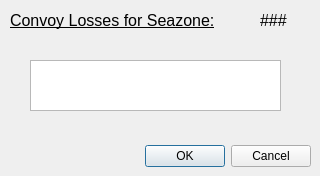
First picture: the form in AandAQTCreatorUI/seazone.ui, repository prwilkin/Axis-Allies-Companion, before the edit.
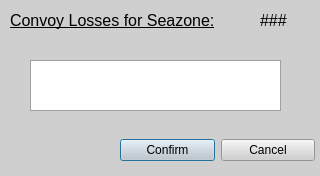
Second picture: the form after the edit.

Patch:
```diff
--- a/AandAQTCreatorUI/seazone.ui
+++ b/AandAQTCreatorUI/seazone.ui
@@ -10,25 +10,478 @@
     <height>176</height>
    </rect>
   </property>
+  <property name="palette">
+   <palette>
+    <active>
+     <colorrole role="WindowText">
+      <brush brushstyle="SolidPattern">
+       <color alpha="255">
+        <red>0</red>
+        <green>0</green>
+        <blue>0</blue>
+       </color>
+      </brush>
+     </colorrole>
+     <colorrole role="Button">
+      <brush brushstyle="SolidPattern">
+       <color alpha="255">
+        <red>207</red>
+        <green>207</green>
+        <blue>207</blue>
+       </color>
+      </brush>
+     </colorrole>
+     <colorrole role="Light">
+      <brush brushstyle="SolidPattern">
+       <color alpha="255">
+        <red>255</red>
+        <green>255</green>
+        <blue>255</blue>
+       </color>
+      </brush>
+     </colorrole>
+     <colorrole role="Midlight">
+      <brush brushstyle="SolidPattern">
+       <color alpha="255">
+        <red>231</red>
+        <green>231</green>
+        <blue>231</blue>
+       </color>
+      </brush>
+     </colorrole>
+     <colorrole role="Dark">
+      <brush brushstyle="SolidPattern">
+       <color alpha="255">
+        <red>103</red>
+        <green>103</green>
+        <blue>103</blue>
+       </color>
+      </brush>
+     </colorrole>
+     <colorrole role="Mid">
+      <brush brushstyle="SolidPattern">
+       <color alpha="255">
+        <red>138</red>
+        <green>138</green>
+        <blue>138</blue>
+       </color>
+      </brush>
+     </colorrole>
+     <colorrole role="Text">
+      <brush brushstyle="SolidPattern">
+       <color alpha="255">
+        <red>0</red>
+        <green>0</green>
+        <blue>0</blue>
+       </color>
+      </brush>
+     </colorrole>
+     <colorrole role="BrightText">
+      <brush brushstyle="SolidPattern">
+       <color alpha="255">
+        <red>255</red>
+        <green>255</green>
+        <blue>255</blue>
+       </color>
+      </brush>
+     </colorrole>
+     <colorrole role="ButtonText">
+      <brush brushstyle="SolidPattern">
+       <color alpha="255">
+        <red>0</red>
+        <green>0</green>
+        <blue>0</blue>
+       </color>
+      </brush>
+     </colorrole>
+     <colorrole role="Base">
+      <brush brushstyle="SolidPattern">
+       <color alpha="255">
+        <red>255</red>
+        <green>255</green>
+        <blue>255</blue>
+       </color>
+      </brush>
+     </colorrole>
+     <colorrole role="Window">
+      <brush brushstyle="SolidPattern">
+       <color alpha="255">
+        <red>207</red>
+        <green>207</green>
+        <blue>207</blue>
+       </color>
+      </brush>
+     </colorrole>
+     <colorrole role="Shadow">
+      <brush brushstyle="SolidPattern">
+       <color alpha="255">
+        <red>0</red>
+        <green>0</green>
+        <blue>0</blue>
+       </color>
+      </brush>
+     </colorrole>
+     <colorrole role="AlternateBase">
+      <brush brushstyle="SolidPattern">
+       <color alpha="255">
+        <red>231</red>
+        <green>231</green>
+        <blue>231</blue>
+       </color>
+      </brush>
+     </colorrole>
+     <colorrole role="ToolTipBase">
+      <brush brushstyle="SolidPattern">
+       <color alpha="255">
+        <red>255</red>
+        <green>255</green>
+        <blue>220</blue>
+       </color>
+      </brush>
+     </colorrole>
+     <colorrole role="ToolTipText">
+      <brush brushstyle="SolidPattern">
+       <color alpha="255">
+        <red>0</red>
+        <green>0</green>
+        <blue>0</blue>
+       </color>
+      </brush>
+     </colorrole>
+     <colorrole role="PlaceholderText">
+      <brush brushstyle="SolidPattern">
+       <color alpha="127">
+        <red>0</red>
+        <green>0</green>
+        <blue>0</blue>
+       </color>
+      </brush>
+     </colorrole>
+     <colorrole role="Accent">
+      <brush brushstyle="SolidPattern">
+       <color alpha="255">
+        <red>255</red>
+        <green>255</green>
+        <blue>255</blue>
+       </color>
+      </brush>
+     </colorrole>
+    </active>
+    <inactive>
+     <colorrole role="WindowText">
+      <brush brushstyle="SolidPattern">
+       <color alpha="255">
+        <red>0</red>
+        <green>0</green>
+        <blue>0</blue>
+       </color>
+      </brush>
+     </colorrole>
+     <colorrole role="Button">
+      <brush brushstyle="SolidPattern">
+       <color alpha="255">
+        <red>207</red>
+        <green>207</green>
+        <blue>207</blue>
+       </color>
+      </brush>
+     </colorrole>
+     <colorrole role="Light">
+      <brush brushstyle="SolidPattern">
+       <color alpha="255">
+        <red>255</red>
+        <green>255</green>
+        <blue>255</blue>
+       </color>
+      </brush>
+     </colorrole>
+     <colorrole role="Midlight">
+      <brush brushstyle="SolidPattern">
+       <color alpha="255">
+        <red>231</red>
+        <green>231</green>
+        <blue>231</blue>
+       </color>
+      </brush>
+     </colorrole>
+     <colorrole role="Dark">
+      <brush brushstyle="SolidPattern">
+       <color alpha="255">
+        <red>103</red>
+        <green>103</green>
+        <blue>103</blue>
+       </color>
+      </brush>
+     </colorrole>
+     <colorrole role="Mid">
+      <brush brushstyle="SolidPattern">
+       <color alpha="255">
+        <red>138</red>
+        <green>138</green>
+        <blue>138</blue>
+       </color>
+      </brush>
+     </colorrole>
+     <colorrole role="Text">
+      <brush brushstyle="SolidPattern">
+       <color alpha="255">
+        <red>0</red>
+        <green>0</green>
+        <blue>0</blue>
+       </color>
+      </brush>
+     </colorrole>
+     <colorrole role="BrightText">
+      <brush brushstyle="SolidPattern">
+       <color alpha="255">
+        <red>255</red>
+        <green>255</green>
+        <blue>255</blue>
+       </color>
+      </brush>
+     </colorrole>
+     <colorrole role="ButtonText">
+      <brush brushstyle="SolidPattern">
+       <color alpha="255">
+        <red>0</red>
+        <green>0</green>
+        <blue>0</blue>
+       </color>
+      </brush>
+     </colorrole>
+     <colorrole role="Base">
+      <brush brushstyle="SolidPattern">
+       <color alpha="255">
+        <red>255</red>
+        <green>255</green>
+        <blue>255</blue>
+       </color>
+      </brush>
+     </colorrole>
+     <colorrole role="Window">
+      <brush brushstyle="SolidPattern">
+       <color alpha="255">
+        <red>207</red>
+        <green>207</green>
+        <blue>207</blue>
+       </color>
+      </brush>
+     </colorrole>
+     <colorrole role="Shadow">
+      <brush brushstyle="SolidPattern">
+       <color alpha="255">
+        <red>0</red>
+        <green>0</green>
+        <blue>0</blue>
+       </color>
+      </brush>
+     </colorrole>
+     <colorrole role="AlternateBase">
+      <brush brushstyle="SolidPattern">
+       <color alpha="255">
+        <red>231</red>
+        <green>231</green>
+        <blue>231</blue>
+       </color>
+      </brush>
+     </colorrole>
+     <colorrole role="ToolTipBase">
+      <brush brushstyle="SolidPattern">
+       <color alpha="255">
+        <red>255</red>
+        <green>255</green>
+        <blue>220</blue>
+       </color>
+      </brush>
+     </colorrole>
+     <colorrole role="ToolTipText">
+      <brush brushstyle="SolidPattern">
+       <color alpha="255">
+        <red>0</red>
+        <green>0</green>
+        <blue>0</blue>
+       </color>
+      </brush>
+     </colorrole>
+     <colorrole role="PlaceholderText">
+      <brush brushstyle="SolidPattern">
+       <color alpha="127">
+        <red>0</red>
+        <green>0</green>
+        <blue>0</blue>
+       </color>
+      </brush>
+     </colorrole>
+     <colorrole role="Accent">
+      <brush brushstyle="SolidPattern">
+       <color alpha="255">
+        <red>255</red>
+        <green>255</green>
+        <blue>255</blue>
+       </color>
+      </brush>
+     </colorrole>
+    </inactive>
+    <disabled>
+     <colorrole role="WindowText">
+      <brush brushstyle="SolidPattern">
+       <color alpha="255">
+        <red>103</red>
+        <green>103</green>
+        <blue>103</blue>
+       </color>
+      </brush>
+     </colorrole>
+     <colorrole role="Button">
+      <brush brushstyle="SolidPattern">
+       <color alpha="255">
+        <red>207</red>
+        <green>207</green>
+        <blue>207</blue>
+       </color>
+      </brush>
+     </colorrole>
+     <colorrole role="Light">
+      <brush brushstyle="SolidPattern">
+       <color alpha="255">
+        <red>255</red>
+        <green>255</green>
+        <blue>255</blue>
+       </color>
+      </brush>
+     </colorrole>
+     <colorrole role="Midlight">
+      <brush brushstyle="SolidPattern">
+       <color alpha="255">
+        <red>231</red>
+        <green>231</green>
+        <blue>231</blue>
+       </color>
+      </brush>
+     </colorrole>
+     <colorrole role="Dark">
+      <brush brushstyle="SolidPattern">
+       <color alpha="255">
+        <red>103</red>
+        <green>103</green>
+        <blue>103</blue>
+       </color>
+      </brush>
+     </colorrole>
+     <colorrole role="Mid">
+      <brush brushstyle="SolidPattern">
+       <color alpha="255">
+        <red>138</red>
+        <green>138</green>
+        <blue>138</blue>
+       </color>
+      </brush>
+     </colorrole>
+     <colorrole role="Text">
+      <brush brushstyle="SolidPattern">
+       <color alpha="255">
+        <red>103</red>
+        <green>103</green>
+        <blue>103</blue>
+       </color>
+      </brush>
+     </colorrole>
+     <colorrole role="BrightText">
+      <brush brushstyle="SolidPattern">
+       <color alpha="255">
+        <red>255</red>
+        <green>255</green>
+        <blue>255</blue>
+       </color>
+      </brush>
+     </colorrole>
+     <colorrole role="ButtonText">
+      <brush brushstyle="SolidPattern">
+       <color alpha="255">
+        <red>103</red>
+        <green>103</green>
+        <blue>103</blue>
+       </color>
+      </brush>
+     </colorrole>
+     <colorrole role="Base">
+      <brush brushstyle="SolidPattern">
+       <color alpha="255">
+        <red>207</red>
+        <green>207</green>
+        <blue>207</blue>
+       </color>
+      </brush>
+     </colorrole>
+     <colorrole role="Window">
+      <brush brushstyle="SolidPattern">
+       <color alpha="255">
+        <red>207</red>
+        <green>207</green>
+        <blue>207</blue>
+       </color>
+      </brush>
+     </colorrole>
+     <colorrole role="Shadow">
+      <brush brushstyle="SolidPattern">
+       <color alpha="255">
+        <red>0</red>
+        <green>0</green>
+        <blue>0</blue>
+       </color>
+      </brush>
+     </colorrole>
+     <colorrole role="AlternateBase">
+      <brush brushstyle="SolidPattern">
+       <color alpha="255">
+        <red>207</red>
+        <green>207</green>
+        <blue>207</blue>
+       </color>
+      </brush>
+     </colorrole>
+     <colorrole role="ToolTipBase">
+      <brush brushstyle="SolidPattern">
+       <color alpha="255">
+        <red>255</red>
+        <green>255</green>
+        <blue>220</blue>
+       </color>
+      </brush>
+     </colorrole>
+     <colorrole role="ToolTipText">
+      <brush brushstyle="SolidPattern">
+       <color alpha="255">
+        <red>0</red>
+        <green>0</green>
+        <blue>0</blue>
+       </color>
+      </brush>
+     </colorrole>
+     <colorrole role="PlaceholderText">
+      <brush brushstyle="SolidPattern">
+       <color alpha="127">
+        <red>103</red>
+        <green>103</green>
+        <blue>103</blue>
+       </color>
+      </brush>
+     </colorrole>
+     <colorrole role="Accent">
+      <brush brushstyle="SolidPattern">
+       <color alpha="255">
+        <red>255</red>
+        <green>255</green>
+        <blue>255</blue>
+       </color>
+      </brush>
+     </colorrole>
+    </disabled>
+   </palette>
+  </property>
   <property name="windowTitle">
    <string>Dialog</string>
   </property>
-  <widget class="QDialogButtonBox" name="buttonBox">
-   <property name="geometry">
-    <rect>
-     <x>10</x>
-     <y>140</y>
-     <width>301</width>
-     <height>32</height>
-    </rect>
-   </property>
-   <property name="orientation">
-    <enum>Qt::Horizontal</enum>
-   </property>
-   <property name="standardButtons">
-    <set>QDialogButtonBox::Cancel|QDialogButtonBox::Ok</set>
-   </property>
-  </widget>
   <widget class="QLabel" name="label">
    <property name="geometry">
     <rect>
@@ -65,6 +518,38 @@
     </rect>
    </property>
   </widget>
+  <widget class="QWidget" name="horizontalLayoutWidget">
+   <property name="geometry">
+    <rect>
+     <x>120</x>
+     <y>130</y>
+     <width>195</width>
+     <height>41</height>
+    </rect>
+   </property>
+   <layout class="QHBoxLayout" name="horizontalLayout">
+    <item>
+     <widget class="QPushButton" name="okButton">
+      <property name="text">
+       <string>Confirm</string>
+      </property>
+      <property name="default">
+       <bool>true</bool>
+      </property>
+      <property name="flat">
+       <bool>false</bool>
+      </property>
+     </widget>
+    </item>
+    <item>
+     <widget class="QPushButton" name="cancelButton">
+      <property name="text">
+       <string>Cancel</string>
+      </property>
+     </widget>
+    </item>
+   </layout>
+  </widget>
  </widget>
  <resources/>
  <connections>
```
Left out of the diff: 35 changed lines with no effect on the pictures.
